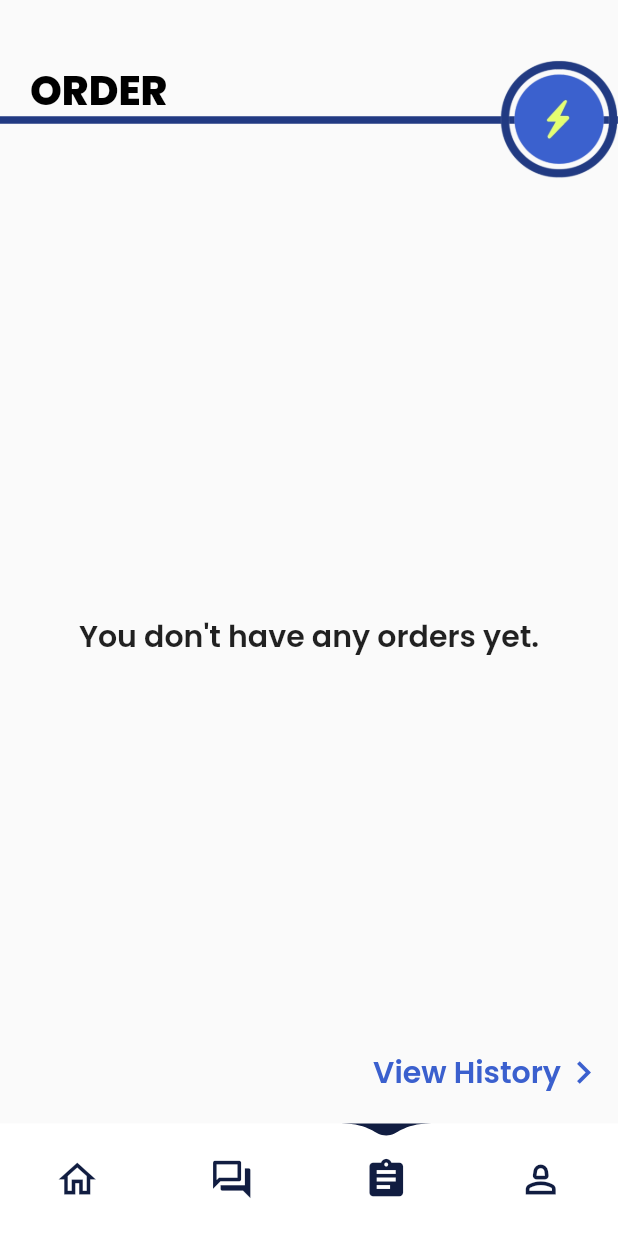
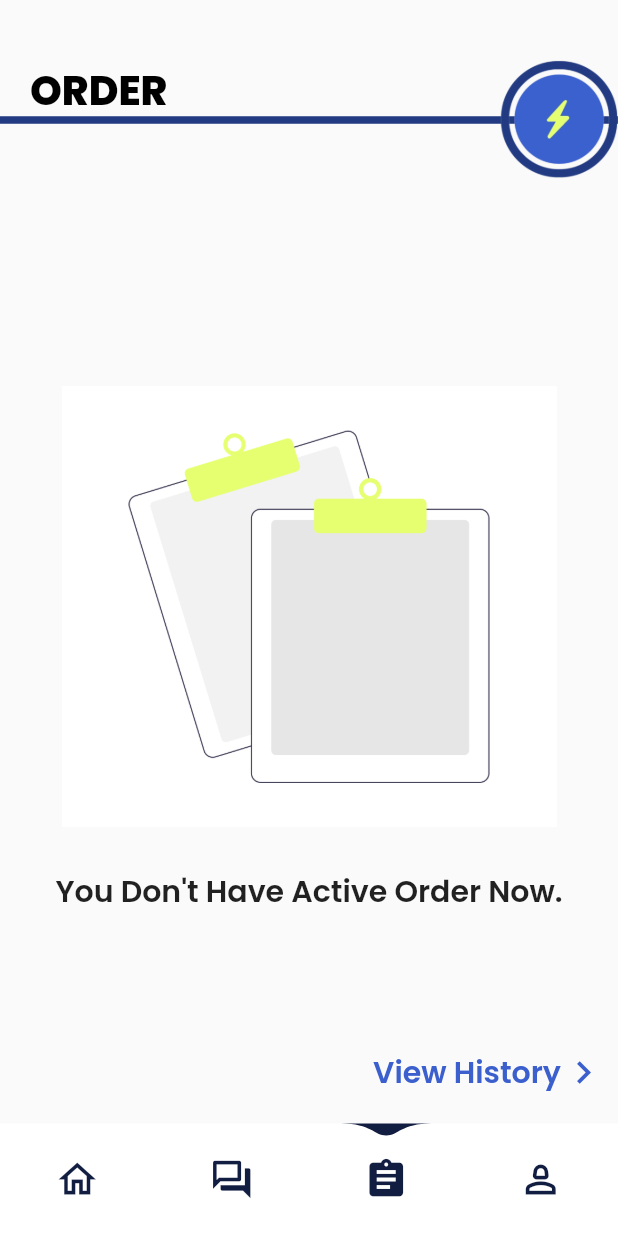
Before and after one commit to Ceee17/Online_Transportation, a Flutter app: the OrderPage screen opened by its route, item 4 of the bottom bar chosen, after a tap on "My Orders", on a phone screen of 412 x 824 dp. Run offline on Flutter 3.47's test engine with Material 2 defaults, Android fonts, the phone set to English and light mode, and no system bars; drawn by our look-alikes of water_drop_nav_bar; our stand-ins replace carousel_slider, cloud_firestore, firebase_auth, firebase_core, firebase_database, flutter_svg and 2 more; missing offline and left inert: flutter_custom_dialog; accounts and stored records are empty.

Commit message:
menambah png disaat tidak ada orderan di order page

```diff
--- a/lib/pages/order_page.dart
+++ b/lib/pages/order_page.dart
@@ -134,7 +134,6 @@ class _OrderPageState extends State<OrderPage> {
               SizedBox(
                 height: 80,
               ),
-
               if (widget.id1 == '1')
                 CustomCardButton(
                   svgAsset: 'lib/assets/images/flashride.svg',
@@ -146,7 +145,6 @@ class _OrderPageState extends State<OrderPage> {
                   color: Color(0xFFffffff),
                   textColor: Color(0xFF000000),
                   svgBorderRadius: BorderRadius.circular(0),
-
                 ),
               SizedBox(
                 height: 20,
@@ -162,7 +160,6 @@ class _OrderPageState extends State<OrderPage> {
                   color: Color(0xFFffffff),
                   textColor: Color(0xFF000000),
                   svgBorderRadius: BorderRadius.circular(0),
-
                 ),
               SizedBox(
                 height: 20,
@@ -180,11 +177,24 @@ class _OrderPageState extends State<OrderPage> {
                   svgBorderRadius: BorderRadius.circular(0),
                 ),
               if (widget.id1 == '')
-                Text(
-                  "You don't have any orders yet.",
-                  style: TextStyle(
-                    fontSize: 20,
-                    fontWeight: FontWeight.w600,
+                Center(
+                  child: Column(
+                    mainAxisAlignment: MainAxisAlignment.center,
+                    children: [
+                      Image.asset(
+                        'lib/assets/images/no_data.png',
+                        height: 330, // Customize the height of the image
+                        width: 330, // Customize the width of the image
+                      ),
+                      SizedBox(height: 10),
+                      Text(
+                        "You Don't Have Active Order Now.",
+                        style: TextStyle(
+                          fontSize: 20,
+                          fontWeight: FontWeight.w600,
+                        ),
+                      ),
+                    ],
                   ),
                 ),
               SizedBox(
```
